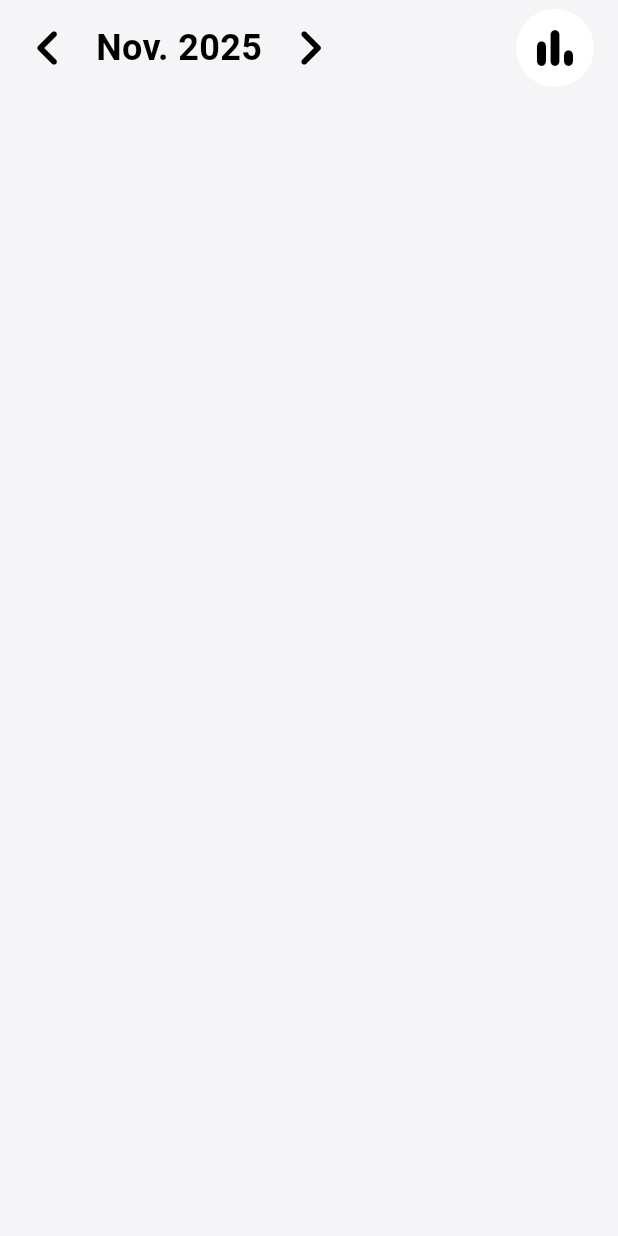
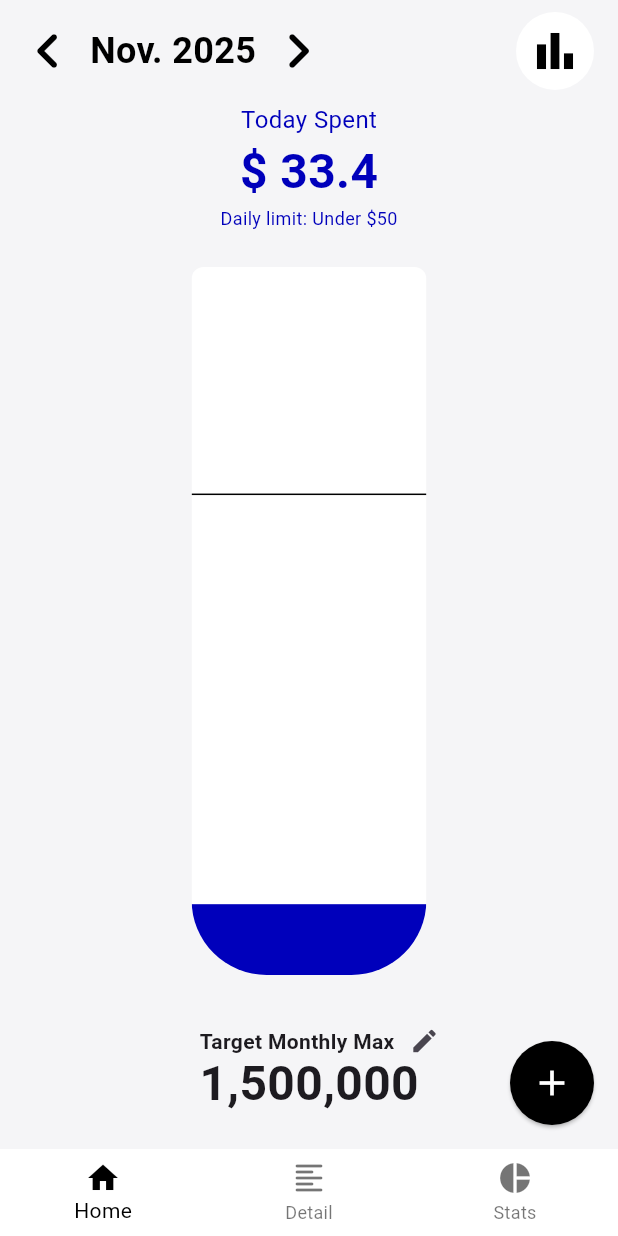
Before and after one commit to Najaehyeon/Money_Manager, a Flutter app: the screen it shows after launch, on a phone screen of 412 x 824 dp. Run offline on Flutter 3.47's test engine with Material 3 defaults, Android fonts, the phone set to English and light mode, and no system bars.

Commit message:
홈화면UI배치

```diff
--- /dev/null
+++ b/lib/detail.dart
@@ -0,0 +1,21 @@
+import 'package:flutter/material.dart';
+
+class Detail extends StatefulWidget {
+  const Detail({super.key});
+
+  @override
+  State<Detail> createState() => _DetailState();
+}
+
+class _DetailState extends State<Detail> {
+  @override
+  Widget build(BuildContext context) {
+    return SafeArea(
+      child: Column(
+        children: [
+          Text("Detail"),
+        ],
+      ),
+    );
+  }
+}
--- /dev/null
+++ b/lib/home.dart
@@ -0,0 +1,181 @@
+import 'package:flutter/material.dart';
+
+class Home extends StatelessWidget {
+  const Home({
+    super.key,
+  });
+
+  @override
+  Widget build(BuildContext context) {
+    final screenWidth = MediaQuery.of(context).size.width;
+
+    return Column(
+      children: [
+        // header
+        Padding(
+          padding: const EdgeInsets.all(8.0),
+          child: Row(
+            mainAxisAlignment: MainAxisAlignment.spaceBetween,
+            children: [
+              Row(
+                children: [
+                  IconButton(
+                    onPressed: () {},
+                    icon: Icon(
+                      Icons.chevron_left_rounded,
+                      size: 48,
+                      color: Colors.black,
+                    ),
+                    padding: EdgeInsets.all(0),
+                  ),
+                  SizedBox(width: 4),
+                  Text(
+                    'Nov. 2025',
+                    style: TextStyle(
+                      color: Colors.black,
+                      fontSize: 24,
+                      fontWeight: FontWeight.w600,
+                    ),
+                  ),
+                  SizedBox(width: 4),
+                  IconButton(
+                    onPressed: () {},
+                    icon: Icon(
+                      Icons.chevron_right_rounded,
+                      size: 48,
+                      color: Colors.black,
+                    ),
+                    padding: EdgeInsets.all(0),
+                  ),
+                ],
+              ),
+              Padding(
+                padding: const EdgeInsets.only(right: 8),
+                child: IconButton.filled(
+                  onPressed: () {},
+                  icon: Icon(
+                    Icons.bar_chart,
+                    size: 36,
+                    color: Colors.black,
+                  ),
+                  style: IconButton.styleFrom(
+                    backgroundColor: Colors.white,
+                    foregroundColor: Colors.black,
+                  ),
+                ),
+              ),
+            ],
+          ),
+        ),
+        Column(
+          children: [
+            Text(
+              "Today Spent",
+              style: TextStyle(
+                fontSize: 16,
+                color: Color(0xFF0000BB),
+              ),
+            ),
+            Text(
+              "\$ 33.4",
+              style: TextStyle(
+                fontSize: 32,
+                fontWeight: FontWeight.w600,
+                color: Color(0xFF0000BB),
+              ),
+            ),
+            Text(
+              "Daily limit: Under \$50",
+              style: TextStyle(
+                fontSize: 12,
+                color: Color(0xFF0000BB),
+              ),
+            ),
+          ],
+        ),
+        SizedBox(height: 24),
+        Expanded(
+          child: LayoutBuilder(
+            builder: (BuildContext context, BoxConstraints constraints) {
+              final double maxHeight = constraints.maxHeight;
+              final double limitMoneyHeight = maxHeight * 0.68;
+              final double spentMoneyHeight = maxHeight * 0.1;
+
+              return ClipRRect(
+                borderRadius: BorderRadius.only(
+                  topLeft: Radius.circular(8),
+                  topRight: Radius.circular(8),
+                  bottomLeft: Radius.circular(50),
+                  bottomRight: Radius.circular(50),
+                ),
+                child: Stack(
+                  alignment: Alignment.bottomCenter,
+                  children: [
+                    Container(
+                      width: screenWidth * 0.38,
+                      decoration: BoxDecoration(
+                        color: Colors.white,
+                      ),
+                    ),
+                    Container(
+                      width: screenWidth * 0.38,
+                      height: spentMoneyHeight,
+                      decoration: BoxDecoration(
+                        color: Color(0xFF0000BB),
+                      ),
+                    ),
+                    Container(
+                      width: screenWidth * 0.38,
+                      height: limitMoneyHeight,
+                      decoration: BoxDecoration(
+                        border: Border(
+                          top: BorderSide(
+                            color: Colors.black,
+                            width: 1,
+                          ),
+                        ),
+                      ),
+                    ),
+                  ],
+                ),
+              );
+            },
+          ),
+        ),
+        SizedBox(height: 24),
+        Column(
+          children: [
+            Row(
+              mainAxisAlignment: MainAxisAlignment.center,
+              children: [
+                SizedBox(width: 24),
+                Text(
+                  "Target Monthly Max",
+                  style: TextStyle(fontWeight: FontWeight.w600),
+                ),
+                IconButton(
+                  onPressed: () {},
+                  icon: Icon(
+                    Icons.edit,
+                    size: 20,
+                  ),
+                  padding: EdgeInsets.zero,
+                  visualDensity: VisualDensity.compact,
+                ),
+              ],
+            ),
+            Text(
+              "1,500,000",
+              style: TextStyle(
+                fontSize: 32,
+                fontWeight: FontWeight.bold,
+                height: 0.5,
+              ),
+            ),
+          ],
+        ),
+        SizedBox(height: 36),
+      ],
+    );
+  }
+}
--- a/lib/main.dart
+++ b/lib/main.dart
@@ -1,4 +1,7 @@
 import 'package:flutter/material.dart';
+import 'package:money_manager/detail.dart';
+import 'package:money_manager/home.dart';
+import 'package:money_manager/stats.dart';
 
 void main() {
   runApp(const MoneyManager());
@@ -12,6 +15,9 @@ class MoneyManager extends StatelessWidget {
     return MaterialApp(
       debugShowCheckedModeBanner: false,
       title: "Money Manager",
+      theme: ThemeData(
+        splashColor: Colors.transparent,
+      ),
       home: const MainPage(),
     );
   }
@@ -25,62 +31,58 @@ class MainPage extends StatefulWidget {
 }
 
 class _MainPageState extends State<MainPage> {
+  int _selectedIndex = 0;
+
+  static const List<Widget> _widgetOptions = <Widget>[
+    Home(),
+    Detail(),
+    Stats(),
+  ];
+
+  void _onItemTapped(int index) {
+    setState(() {
+      _selectedIndex = index;
+    });
+  }
+
   @override
   Widget build(BuildContext context) {
     return Scaffold(
       backgroundColor: Color(0xFFF5F5F7),
       body: SafeArea(
-        child: Column(
-          children: [
-            Row(
-              mainAxisAlignment: MainAxisAlignment.spaceBetween,
-              children: [
-                Row(
-                  children: [
-                    IconButton(
-                      onPressed: () {},
-                      icon: Icon(
-                        Icons.chevron_left_rounded,
-                        size: 48,
-                        color: Colors.black,
+        child: _widgetOptions.elementAt(_selectedIndex),
       ),
+      bottomNavigationBar: BottomNavigationBar(
+        items: const <BottomNavigationBarItem>[
+          BottomNavigationBarItem(icon: Icon(Icons.home), label: 'Home'),
+          BottomNavigationBarItem(
+            icon: Icon(Icons.format_align_left_rounded),
+            label: 'Detail',
           ),
-                    Text(
-                      'Nov. 2025',
-                      style: TextStyle(
-                        color: Colors.black,
-                        fontSize: 24,
-                        fontWeight: FontWeight.w600,
-                      ),
-                    ),
-                    IconButton(
-                      onPressed: () {},
-                      icon: Icon(
-                        Icons.chevron_right_rounded,
-                        size: 48,
-                        color: Colors.black,
-                      ),
+          BottomNavigationBarItem(
+            icon: Icon(Icons.pie_chart_sharp),
+            label: 'Stats',
           ),
         ],
+        currentIndex: _selectedIndex,
+        selectedItemColor: Colors.black,
+        backgroundColor: Colors.white,
+        elevation: 0,
+        enableFeedback: true,
+        onTap: _onItemTapped,
       ),
-                Padding(
-                  padding: const EdgeInsets.only(right: 16),
-                  child: IconButton.filled(
+      floatingActionButton: FloatingActionButton(
         onPressed: () {},
-                    icon: Icon(
-                      Icons.bar_chart_rounded,
-                      size: 36,
-                      color: Colors.black,
+        splashColor: Colors.grey[800],
+        elevation: 1,
+        backgroundColor: Colors.black,
+        shape: RoundedRectangleBorder(
+          borderRadius: BorderRadius.circular(100),
         ),
-                    style: IconButton.styleFrom(
-                      backgroundColor: Colors.white,
-                      foregroundColor: Colors.black,
-                    ),
-                  ),
-                ),
-              ],
-            ),
-          ],
+        child: Icon(
+          Icons.add,
+          size: 28,
+          color: Colors.white,
         ),
       ),
     );
--- /dev/null
+++ b/lib/stats.dart
@@ -0,0 +1,21 @@
+import 'package:flutter/material.dart';
+
+class Stats extends StatefulWidget {
+  const Stats({super.key});
+
+  @override
+  State<Stats> createState() => _StatsState();
+}
+
+class _StatsState extends State<Stats> {
+  @override
+  Widget build(BuildContext context) {
+    return SafeArea(
+      child: Column(
+        children: [
+          Text("Stats"),
+        ],
+      ),
+    );
+  }
+}
```
Lines whose indentation alone changed are shown as unchanged.
